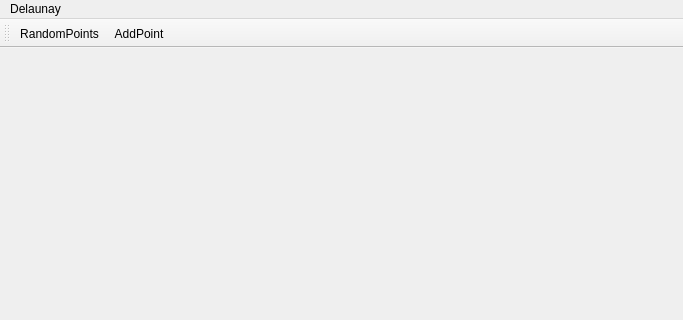
This is mainwindow.ui in rcetangle/DelaunayTriangulation as Qt 5 draws it before an edit; both pictures show x 0 to 683 and y 0 to 320 of the 683 by 545 pixel window. The edited form follows.
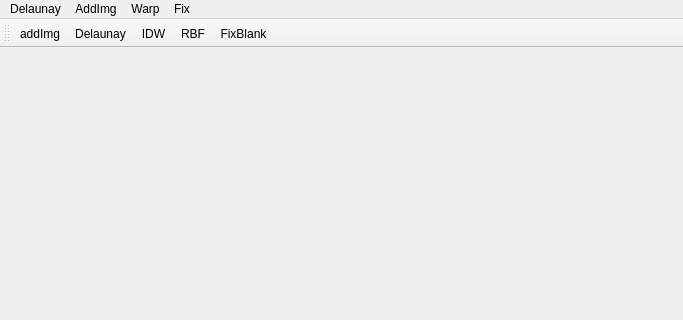
This is the edited form.

```diff
--- a/mainwindow.ui
+++ b/mainwindow.ui
@@ -29,9 +29,32 @@
     </property>
     <addaction name="separator"/>
     <addaction name="actionRandomPoints"/>
-    <addaction name="actionAddPoint"/>
+   </widget>
+   <widget class="QMenu" name="menuAddImg">
+    <property name="title">
+     <string>AddImg</string>
+    </property>
+    <addaction name="separator"/>
+    <addaction name="actionaddImg"/>
+   </widget>
+   <widget class="QMenu" name="menuWarp">
+    <property name="title">
+     <string>Warp</string>
+    </property>
+    <addaction name="actionIDW"/>
+    <addaction name="actionBFS"/>
+   </widget>
+   <widget class="QMenu" name="menuFix">
+    <property name="title">
+     <string>Fix</string>
+    </property>
+    <addaction name="separator"/>
+    <addaction name="actionFixBlank"/>
    </widget>
    <addaction name="menuDelaunay"/>
+   <addaction name="menuAddImg"/>
+   <addaction name="menuWarp"/>
+   <addaction name="menuFix"/>
   </widget>
   <widget class="QToolBar" name="mainToolBar">
    <attribute name="toolBarArea">
@@ -40,18 +63,36 @@
    <attribute name="toolBarBreak">
     <bool>false</bool>
    </attribute>
+   <addaction name="actionaddImg"/>
    <addaction name="actionRandomPoints"/>
-   <addaction name="actionAddPoint"/>
+   <addaction name="actionIDW"/>
+   <addaction name="actionBFS"/>
+   <addaction name="actionFixBlank"/>
   </widget>
   <widget class="QStatusBar" name="statusBar"/>
   <action name="actionRandomPoints">
    <property name="text">
-    <string>RandomPoints</string>
+    <string>Delaunay</string>
    </property>
   </action>
-  <action name="actionAddPoint">
+  <action name="actionaddImg">
    <property name="text">
-    <string>AddPoint</string>
+    <string>addImg</string>
+   </property>
+  </action>
+  <action name="actionIDW">
+   <property name="text">
+    <string>IDW</string>
+   </property>
+  </action>
+  <action name="actionBFS">
+   <property name="text">
+    <string>RBF</string>
+   </property>
+  </action>
+  <action name="actionFixBlank">
+   <property name="text">
+    <string>FixBlank</string>
    </property>
   </action>
  </widget>
```
